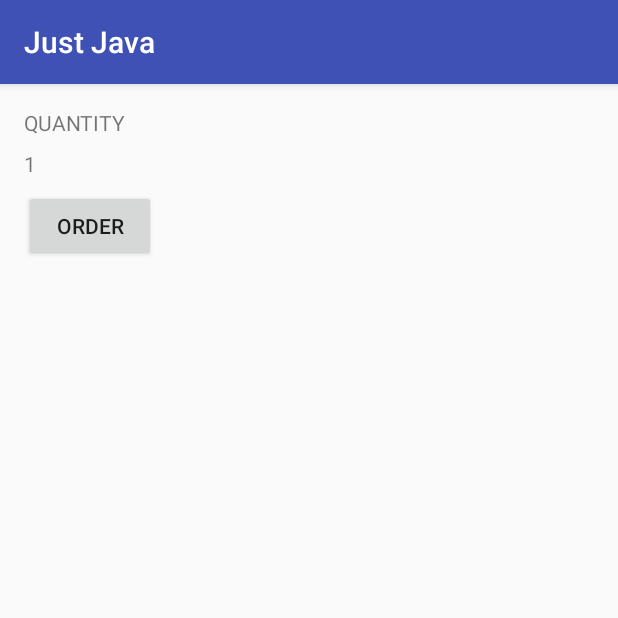
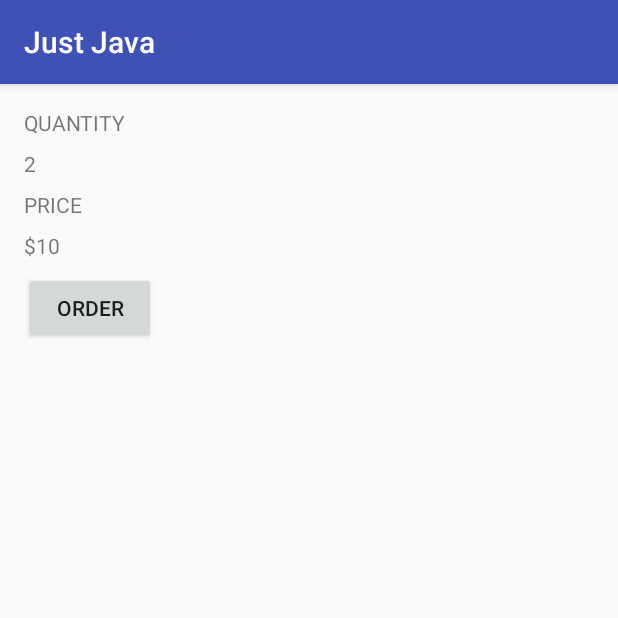
Before and after one commit to alexholoo/Just-Java, an Android app: the screen it shows after launch (MainActivity), after a tap on "ORDER", on a phone screen of 412 x 824 dp, the top half of it. Run offline under Robolectric (Android 15) with nearby library versions, the phone set to English and light mode, and no system bars.

Commit message:
add price TextView

```diff
--- a/app/src/main/java/com/example/h94hu/justjava/MainActivity.java
+++ b/app/src/main/java/com/example/h94hu/justjava/MainActivity.java
@@ -20,7 +20,7 @@ public class MainActivity extends AppCompatActivity {
      * This method is called when the order button is clicked.
      */
     public void submitOrder(View view) {
-        display(1);
+        display(2);
     }
 
     /**
@@ -29,5 +29,11 @@ public class MainActivity extends AppCompatActivity {
     private void display(int number) {
         TextView quantityTextView = (TextView) findViewById(R.id.quantity_text_view);
         quantityTextView.setText("" + number);
+        display_price(number);
+    }
+
+    private void display_price(int number){
+        TextView priceTextView = (TextView) findViewById(R.id.price_text_view);
+        priceTextView.setText("$"+ number * 5);
     }
 }
--- a/app/src/main/res/layout/activity_main.xml
+++ b/app/src/main/res/layout/activity_main.xml
@@ -24,6 +24,20 @@
         android:layout_marginBottom="8dp"
         android:text="0" />
 
+    <TextView
+        android:layout_width="wrap_content"
+        android:layout_height="wrap_content"
+        android:text="Price"
+        android:layout_marginBottom="8dp"
+        android:textAllCaps="true" />
+
+    <TextView
+        android:id="@+id/price_text_view"
+        android:layout_width="wrap_content"
+        android:layout_height="wrap_content"
+        android:layout_marginBottom="8dp"
+        android:text="$0"/>
+
     <Button
         android:id="@+id/orderBtn"
         android:layout_width="wrap_content"
```
